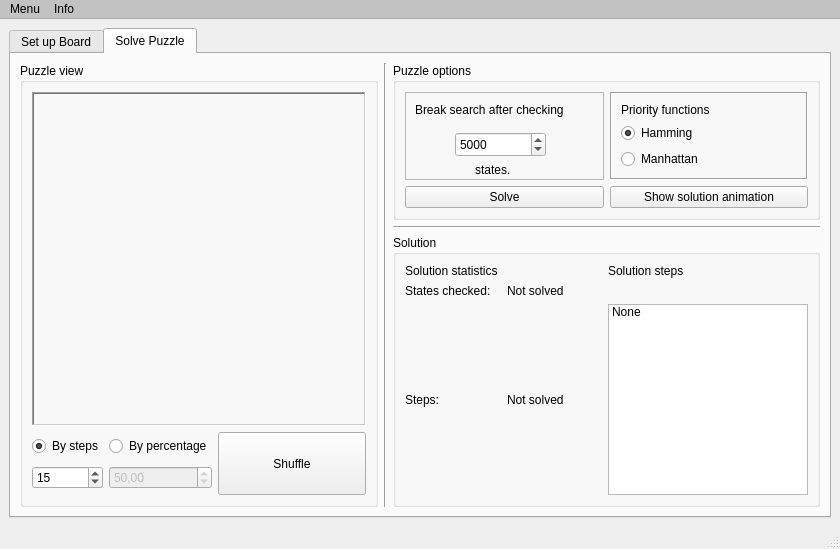
Qt form gui/puzzlesolverstartscreen.ui (mkrakiewicz/PuzzleSolver) before a commit.
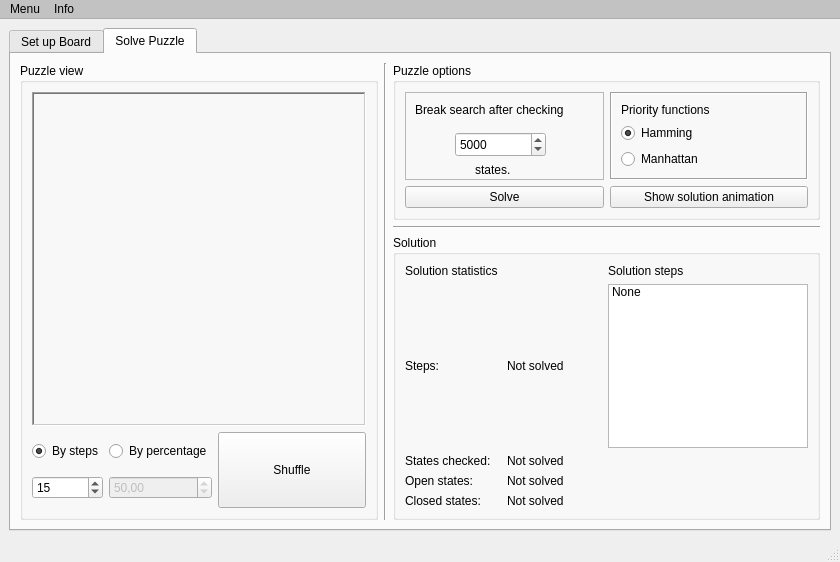
The same form after that commit.

What changed in the file:
```diff
--- a/gui/puzzlesolverstartscreen.ui
+++ b/gui/puzzlesolverstartscreen.ui
@@ -7,7 +7,7 @@
     <x>0</x>
     <y>0</y>
     <width>840</width>
-    <height>549</height>
+    <height>562</height>
    </rect>
   </property>
   <property name="sizePolicy">
@@ -525,6 +525,20 @@
                <string>Solution</string>
               </property>
               <layout class="QGridLayout" name="gridLayout_6">
+               <item row="4" column="1">
+                <widget class="QLabel" name="label_7">
+                 <property name="text">
+                  <string>States checked:</string>
+                 </property>
+                </widget>
+               </item>
+               <item row="4" column="2">
+                <widget class="QLabel" name="labelStatesChecked">
+                 <property name="text">
+                  <string>Not solved</string>
+                 </property>
+                </widget>
+               </item>
                <item row="1" column="3">
                 <widget class="QLabel" name="labelSolSteps">
                  <property name="text">
@@ -592,15 +606,29 @@
                  </property>
                 </widget>
                </item>
-               <item row="2" column="1">
-                <widget class="QLabel" name="label_7">
+               <item row="5" column="1">
+                <widget class="QLabel" name="label_10">
                  <property name="text">
-                  <string>States checked:</string>
+                  <string>Open states:</string>
                  </property>
                 </widget>
                </item>
-               <item row="2" column="2">
-                <widget class="QLabel" name="labelStatesChecked">
+               <item row="5" column="2">
+                <widget class="QLabel" name="labelOpenStates">
+                 <property name="text">
+                  <string>Not solved</string>
+                 </property>
+                </widget>
+               </item>
+               <item row="6" column="1">
+                <widget class="QLabel" name="label_12">
+                 <property name="text">
+                  <string>Closed states:</string>
+                 </property>
+                </widget>
+               </item>
+               <item row="6" column="2">
+                <widget class="QLabel" name="labelClosedStates">
                  <property name="text">
                   <string>Not solved</string>
                  </property>
```
Left out of the diff: 4 changed lines with no effect on the pictures.
